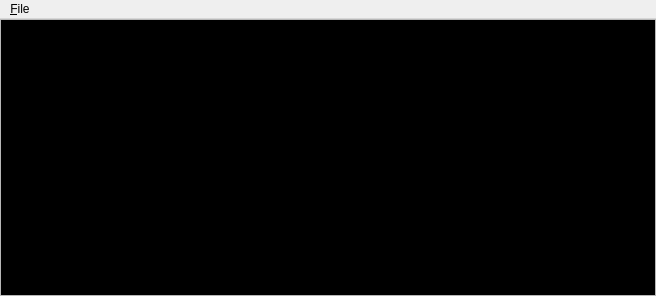
This is src/localserveroutputview.ui in velnias75/NetMauMau-Qt-Client as Qt 5 draws it before an edit. The edited form follows.
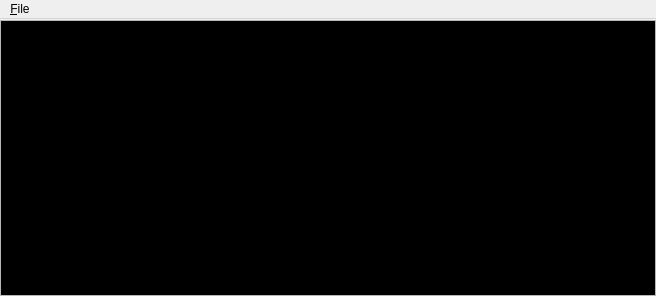
This is the edited form. Icons and pictures are not drawn.

```diff
--- a/src/localserveroutputview.ui
+++ b/src/localserveroutputview.ui
@@ -19,7 +19,7 @@
   </property>
   <layout class="QVBoxLayout" name="verticalLayout" stretch="0,1">
    <property name="spacing">
-    <number>0</number>
+    <number>1</number>
    </property>
    <property name="margin">
     <number>0</number>
```
Left out of the diff: 10 changed lines with no effect on the pictures.
